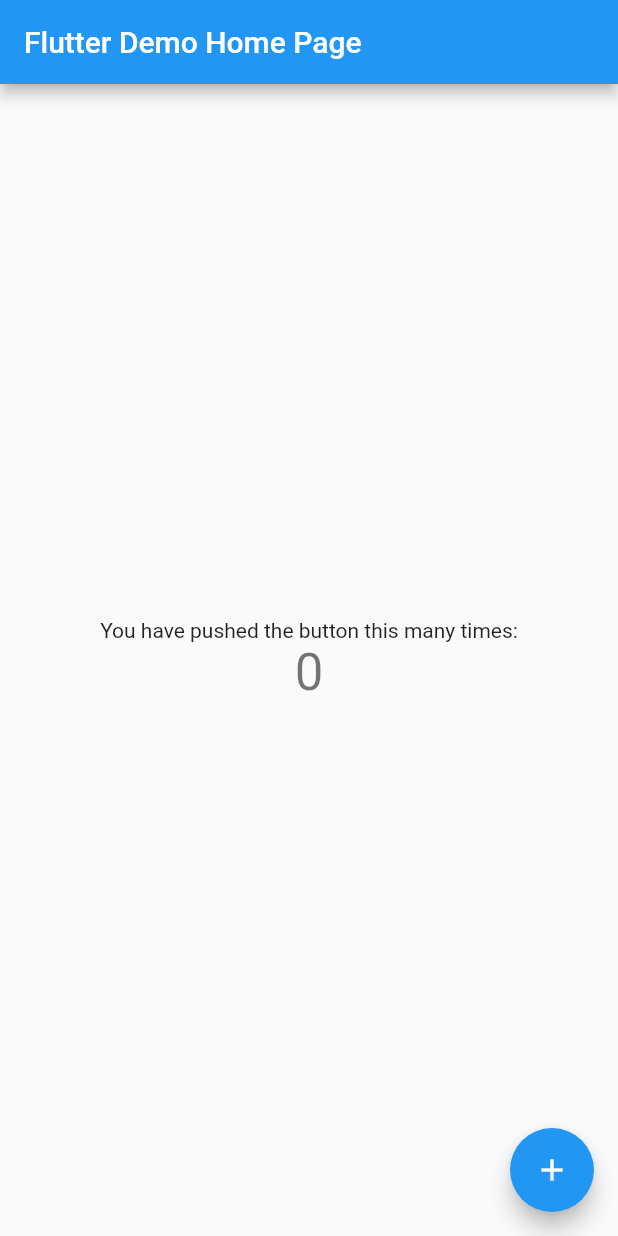
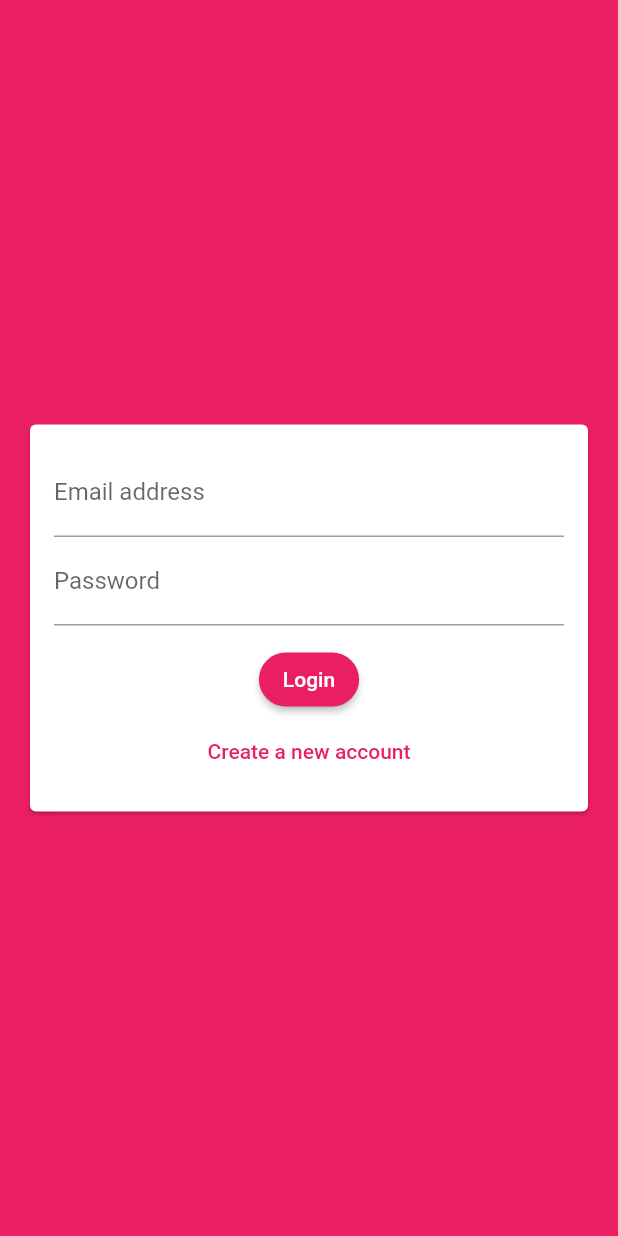
Before and after one commit to Abood2284/flutter_14_chat_app, a Flutter app: the screen it shows after launch, on a phone screen of 412 x 824 dp. Run offline on Flutter 3.47's test engine with Material 2 defaults, Android fonts, the phone set to English and light mode, and no system bars; our stand-ins replace cloud_firestore, firebase_auth, firebase_core, firebase_storage, image_picker; accounts and stored records are empty.

Commit message:
Final Commit

```diff
--- a/lib/main.dart
+++ b/lib/main.dart
@@ -1,6 +1,14 @@
 import 'package:flutter/material.dart';
+import 'package:firebase_core/firebase_core.dart';
+import 'package:firebase_auth/firebase_auth.dart';
 
-void main() {
+import 'package:flutter_14_firebase/screens/auth_Screen.dart';
+import 'package:flutter_14_firebase/screens/chat_screen.dart';
+import 'package:flutter_14_firebase/screens/splash_screen.dart';
+
+void main() async {
+  WidgetsFlutterBinding.ensureInitialized();
+  await Firebase.initializeApp();
   runApp(const MyApp());
 }
 
@@ -13,103 +21,41 @@
     return MaterialApp(
       title: 'Flutter Demo',
       theme: ThemeData(
-        // This is the theme of your application.
-        //
-        // Try running your application with "flutter run". You'll see the
-        // application has a blue toolbar. Then, without quitting the app, try
-        // changing the primarySwatch below to Colors.green and then invoke
-        // "hot reload" (press "r" in the console where you ran "flutter run",
-        // or simply save your changes to "hot reload" in a Flutter IDE).
-        // Notice that the counter didn't reset back to zero; the application
-        // is not restarted.
-        primarySwatch: Colors.blue,
+        primarySwatch: Colors.pink,
+        colorScheme: ColorScheme.fromSwatch(
+          accentColor: Colors.deepPurple,
+        ),
+        elevatedButtonTheme: ElevatedButtonThemeData(
+          style: ElevatedButton.styleFrom(
+            shape: RoundedRectangleBorder(
+              borderRadius: BorderRadius.circular(20.0),
+            ),
+            primary: Colors.pink,
+            onPrimary: Colors.white,
+          ),
+        ),
+        textButtonTheme: TextButtonThemeData(
+          style: TextButton.styleFrom(
+            primary: Colors.pink,
+          ),
+        ),
       ),
-      home: const MyHomePage(title: 'Flutter Demo Home Page'),
+      debugShowCheckedModeBanner: false,
+      home: StreamBuilder(
+
+          /// * All the token caching, checking if the token is valid, storing it is done by firebase
+          /// * It will check for any changed in auth and show the screen on the based result
+          stream: FirebaseAuth.instance.authStateChanges(),
+          builder: (ctx, snapshot) {
+            if (snapshot.connectionState == ConnectionState.waiting) {
+              return const SplashScreen();
+            }
+            // If it has data then we found a valid token
+            if (snapshot.hasData) {
+              return const ChatScreen();
+            }
+            return const AuthScreen();
+          }),
     );
   }
 }
-
-class MyHomePage extends StatefulWidget {
-  const MyHomePage({Key? key, required this.title}) : super(key: key);
-
-  // This widget is the home page of your application. It is stateful, meaning
-  // that it has a State object (defined below) that contains fields that affect
-  // how it looks.
-
-  // This class is the configuration for the state. It holds the values (in this
-  // case the title) provided by the parent (in this case the App widget) and
-  // used by the build method of the State. Fields in a Widget subclass are
-  // always marked "final".
-
-  final String title;
-
-  @override
-  State<MyHomePage> createState() => _MyHomePageState();
-}
-
-class _MyHomePageState extends State<MyHomePage> {
-  int _counter = 0;
-
-  void _incrementCounter() {
-    setState(() {
-      // This call to setState tells the Flutter framework that something has
-      // changed in this State, which causes it to rerun the build method below
-      // so that the display can reflect the updated values. If we changed
-      // _counter without calling setState(), then the build method would not be
-      // called again, and so nothing would appear to happen.
-      _counter++;
-    });
-  }
-
-  @override
-  Widget build(BuildContext context) {
-    // This method is rerun every time setState is called, for instance as done
-    // by the _incrementCounter method above.
-    //
-    // The Flutter framework has been optimized to make rerunning build methods
-    // fast, so that you can just rebuild anything that needs updating rather
-    // than having to individually change instances of widgets.
-    return Scaffold(
-      appBar: AppBar(
-        // Here we take the value from the MyHomePage object that was created by
-        // the App.build method, and use it to set our appbar title.
-        title: Text(widget.title),
-      ),
-      body: Center(
-        // Center is a layout widget. It takes a single child and positions it
-        // in the middle of the parent.
-        child: Column(
-          // Column is also a layout widget. It takes a list of children and
-          // arranges them vertically. By default, it sizes itself to fit its
-          // children horizontally, and tries to be as tall as its parent.
-          //
-          // Invoke "debug painting" (press "p" in the console, choose the
-          // "Toggle Debug Paint" action from the Flutter Inspector in Android
-          // Studio, or the "Toggle Debug Paint" command in Visual Studio Code)
-          // to see the wireframe for each widget.
-          //
-          // Column has various properties to control how it sizes itself and
-          // how it positions its children. Here we use mainAxisAlignment to
-          // center the children vertically; the main axis here is the vertical
-          // axis because Columns are vertical (the cross axis would be
-          // horizontal).
-          mainAxisAlignment: MainAxisAlignment.center,
-          children: <Widget>[
-            const Text(
-              'You have pushed the button this many times:',
-            ),
-            Text(
-              '$_counter',
-              style: Theme.of(context).textTheme.headline4,
-            ),
-          ],
-        ),
-      ),
-      floatingActionButton: FloatingActionButton(
-        onPressed: _incrementCounter,
-        tooltip: 'Increment',
-        child: const Icon(Icons.add),
-      ), // This trailing comma makes auto-formatting nicer for build methods.
-    );
-  }
-}
--- /dev/null
+++ b/lib/screens/auth_screen.dart
@@ -0,0 +1,111 @@
+import 'dart:io';
+
+import 'package:flutter/material.dart';
+import 'package:firebase_auth/firebase_auth.dart';
+import 'package:cloud_firestore/cloud_firestore.dart';
+import 'package:firebase_storage/firebase_storage.dart';
+
+import '/widgets/auth/auth_form.dart';
+
+class AuthScreen extends StatefulWidget {
+  const AuthScreen({Key? key}) : super(key: key);
+
+  @override
+  State<AuthScreen> createState() => _AuthScreenState();
+}
+
+class _AuthScreenState extends State<AuthScreen> {
+  /// We pass and use this in [auth_form.dart], coz the buttons are managed there, but the state is managed here so we will pass [isLoading] value to that file and use it to show circularProgressIndicator or Elevated button
+  var isLoading = false;
+  final _auth = FirebaseAuth
+      .instance; // FirebaseAuth instance which will handle all firebase features
+
+  // This values are passed in auth_form widget
+  void _submitAuthForm(String email, String username, String password,
+      File image, bool isLogin, BuildContext widgetContext) async {
+    UserCredential
+        authResult; // to store auth Result returned from signup & login
+    try {
+      setState(() {
+        isLoading = true;
+      });
+      if (isLogin) {
+        authResult = await _auth.signInWithEmailAndPassword(
+            email: email, password: password);
+      } else {
+        authResult = await _auth.createUserWithEmailAndPassword(
+            email: email, password: password);
+        // before storing user data we store the image so that we can use also store the image path in  user data
+        //  .ref() -> create a refernce to path in the  bucket.
+        // .child() -> Creates a folder named user_image
+        // .child() -> Creates a file names as userID + .jpg
+        final ref = FirebaseStorage.instance
+            .ref()
+            .child('user_image')
+            .child(authResult.user!.uid + '.jpg');
+        // We want to await this, since putFile doesn't return any future we use .then to get a future then await the whole process to finish up
+        await ref.putFile(image).then((p0) => null);
+        // Getting the url which we going to store in meta-data with users collection
+        final url = await ref.getDownloadURL();
+
+        /// * Coz firebase supports only email and password and i also want to store userName.
+        /// * Here we create 'users' collection on a fly
+        /// * We dont use .add() becuase we dont want to have new id geenerated by firebase instead i wanted to use the same userId returned by the firebase as document id here
+        /// * So we used .doc(current UID passed)
+        /// * we set data using set, i passed email also just incase you to know exactly whos username it is, it is mandatory
+        //to store some extra data during signup like usrname,etc
+        //store the data in cloudFireStore immediatley after signup.
+        //.collection()->creates a collection if not exists
+        //.doc()->create a document with  an id
+        //.set()->a Map to set the fields inside user documents
+        await FirebaseFirestore.instance
+            .collection('users')
+            .doc(authResult.user!.uid)
+            .set({
+          'username': username,
+          'email': email,
+          'imageUrl': url,
+        });
+      }
+      setState(() {
+        isLoading = false;
+      });
+    } on FirebaseAuthException catch (error) {
+      var errorMessage = 'An error ocurred. Please check your credentials.';
+      if (error.message != null) {
+        errorMessage = error.message!;
+      }
+      // stop the spinner if error eccured
+      setState(() {
+        isLoading = false;
+      });
+      showDialog(
+          context: widgetContext,
+          builder: (widgetContext) => AlertDialog(
+                content: Text(errorMessage),
+                actions: [
+                  ElevatedButton(
+                    onPressed: () {
+                      Navigator.of(widgetContext).pop();
+                    },
+                    child: const Text('OK'),
+                  ),
+                ],
+              ));
+    } catch (error) {
+      // Stop the spinner if error occured
+      setState(() {
+        isLoading = false;
+      });
+      // Write error logic here.... print(error);
+    }
+  }
+
+  @override
+  Widget build(BuildContext context) {
+    return Scaffold(
+      backgroundColor: Theme.of(context).primaryColor,
+      body: AuthFormWidget(_submitAuthForm, isLoading),
+    );
+  }
+}
--- /dev/null
+++ b/lib/widgets/auth/auth_form.dart
@@ -0,0 +1,147 @@
+import 'dart:io';
+import 'package:flutter/material.dart';
+
+import 'package:flutter_14_firebase/widgets/user_image_picker.dart';
+
+class AuthFormWidget extends StatefulWidget {
+  const AuthFormWidget(this.submitFn, this.isLoading, {Key? key})
+      : super(key: key);
+
+  final bool isLoading; // To show CircularProgressIndicator
+// This is function is used to pass values to function created in auth_Screen
+  final void Function(String email, String username, String password,
+      File _finalImg, bool isLogin, BuildContext ctx) submitFn;
+
+  @override
+  State<AuthFormWidget> createState() => _AuthFormWidgetState();
+}
+
+class _AuthFormWidgetState extends State<AuthFormWidget> {
+  final _formKey = GlobalKey<FormState>();
+  var isLogin = true; // For changing state according to login & signup
+  var userEmail = ''; // to store user email from form
+  var userName = ''; // to store user name from form
+  var userPassword = ''; // to store user password from form
+  File?
+      _passedImg; // To store the image passed by user_image_picker.dart & send to DB
+
+  void _storingForwadedImg(File img) {
+    _passedImg = img;
+  }
+
+  void _trySubmitting() {
+    final isValid = _formKey.currentState!.validate();
+    FocusScope.of(context)
+        .unfocus(); // This is remove focus from all texField & hide the soft keybaord
+    if (_passedImg == null && !isLogin) {
+      ScaffoldMessenger.of(context).showSnackBar(SnackBar(
+        content: const Text('PLease pick an image'),
+        backgroundColor: Theme.of(context).errorColor,
+      ));
+      return; // Dont save the form, coz the image is empty
+    }
+
+    if (isValid) {
+      _formKey.currentState!.save();
+// Passing the requred args by the func...
+      widget.submitFn(
+        userEmail
+            .trim(), // * So that we dont send any white spaces from start and end and stop unwanted error
+        userName.trim(),
+        userPassword.trim(),
+        _passedImg!,
+        isLogin,
+        context,
+      );
+    }
+  }
+
+  @override
+  Widget build(BuildContext context) {
+    return Center(
+      child: Card(
+        margin: const EdgeInsets.all(20),
+        child: SingleChildScrollView(
+          child: Padding(
+            padding: const EdgeInsets.all(16),
+            child: Form(
+              key: _formKey,
+              child: Column(mainAxisSize: MainAxisSize.min, children: [
+                if (!isLogin) UserImagePicker(_storingForwadedImg),
+                TextFormField(
+                  key: const ValueKey(
+                      'email'), // * so that when we switch to login from signup the username value should not be placed in password field, key will help flutter differentiate between them
+                  autocorrect: false,
+                  textCapitalization:
+                      TextCapitalization.none, // Dont capitalize anything
+                  enableSuggestions: false,
+                  validator: (value) {
+                    if (value!.isEmpty || !value.contains('@')) {
+                      return 'Please enter a valid email';
+                    }
+                    return null;
+                  },
+                  onSaved: (value) {
+                    userEmail = value!;
+                  },
+                  keyboardType: TextInputType.emailAddress,
+                  decoration: const InputDecoration(labelText: 'Email address'),
+                ),
+                if (!isLogin)
+                  TextFormField(
+                    key: const ValueKey('username'),
+                    validator: (value) {
+                      if (value!.isEmpty || value.length < 4) {
+                        return 'Please enter 4 characters username';
+                      }
+                      return null;
+                    },
+                    autocorrect: true,
+                    textCapitalization:
+                        TextCapitalization.words, // Make the first word capital
+                    enableSuggestions: false,
+                    onSaved: (value) {
+                      userName = value!;
+                    },
+                    decoration: const InputDecoration(labelText: 'Username'),
+                  ),
+                TextFormField(
+                  key: const ValueKey('password'),
+                  validator: (value) {
+                    if (value!.isEmpty || value.length < 7) {
+                      return 'Password must be atleast 7 characters long';
+                    }
+                    return null;
+                  },
+                  onSaved: (value) {
+                    userPassword = value!;
+                  },
+                  decoration: const InputDecoration(labelText: 'Password'),
+                  obscureText: true,
+                ),
+                const SizedBox(height: 12),
+                if (widget.isLoading) const CircularProgressIndicator(),
+                if (!widget.isLoading)
+                  ElevatedButton(
+                    onPressed: _trySubmitting,
+                    child: Text(isLogin ? 'Login' : 'Signup'),
+                  ),
+                if (!widget.isLoading)
+                  TextButton(
+                    child: Text(isLogin
+                        ? 'Create a new account'
+                        : 'I alreay have a account'),
+                    onPressed: () {
+                      setState(() {
+                        isLogin = !isLogin;
+                      });
+                    },
+                  ),
+              ]),
+            ),
+          ),
+        ),
+      ),
+    );
+  }
+}
```
Also changed, not shown: lib/screens/chat_screen.dart (added, +83 -0 lines), lib/screens/splash_screen.dart (added, +15 -0 lines), lib/widgets/chats/message_bubble.dart (added, +78 -0 lines), lib/widgets/chats/messages.dart (added, +44 -0 lines), lib/widgets/chats/new_message.dart (added, +72 -0 lines), lib/widgets/user_image_picker.dart (added, +47 -0 lines), pubspec.yaml (+7 -3 lines), pubspec.lock, 4 other files.
